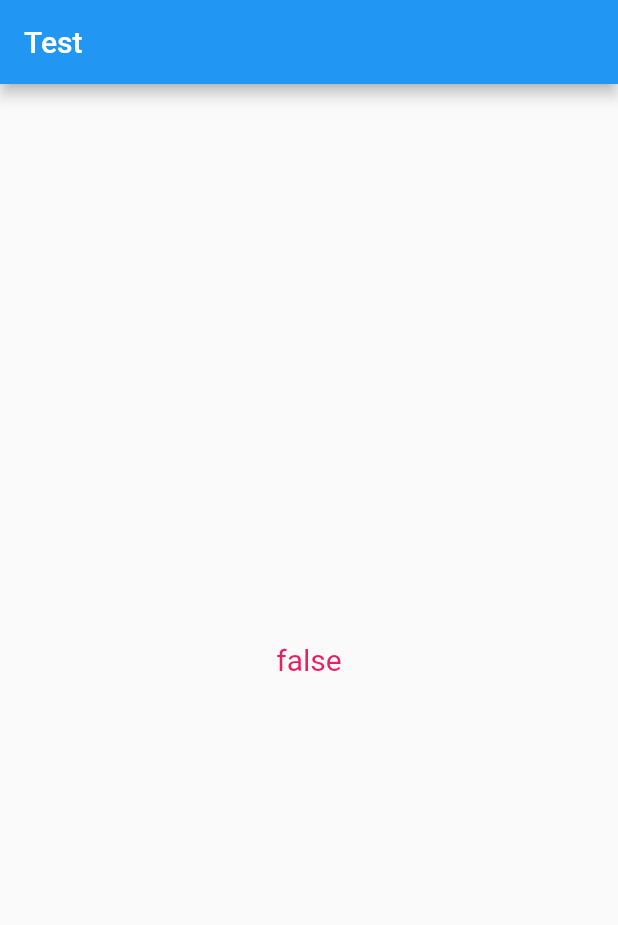
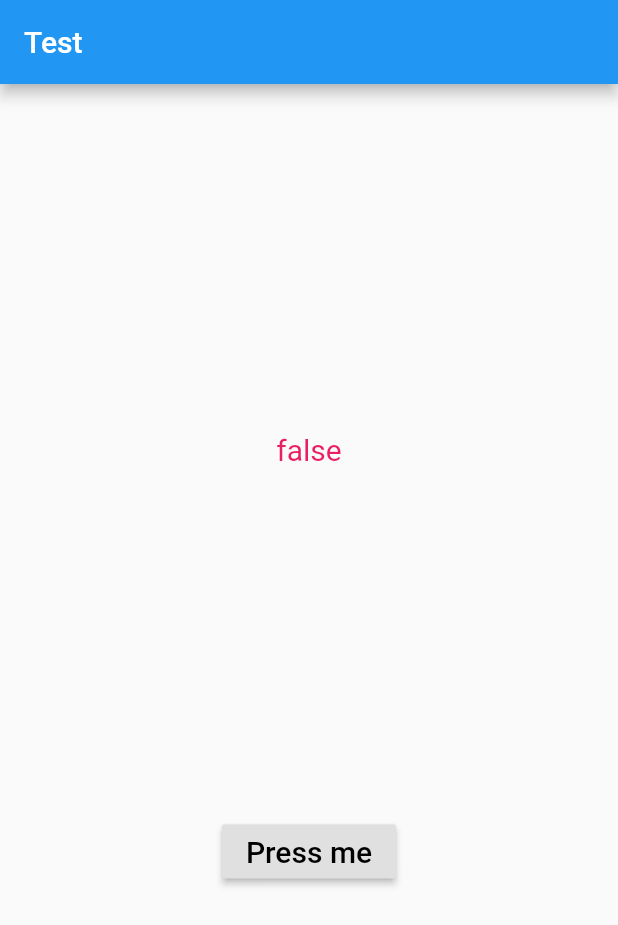
Before and after one commit to ElPasarelo/adaptive_codabee, a Flutter app: the screen it shows after launch, on a phone screen of 412 x 824 dp. Shown: the top 925 px of the screen. Run offline on Flutter 3.47's test engine with Material 2 defaults, Android fonts, the phone set to English and light mode, and no system bars.

```diff
--- a/example/lib/main.dart
+++ b/example/lib/main.dart
@@ -1,3 +1,4 @@
+import 'package:flutter/cupertino.dart';
 import 'package:flutter/material.dart';
 import 'package:adaptive_codabee/adaptivecodabee.dart';
 
@@ -34,6 +35,19 @@ class _MyHomePageState extends State<MyHomePage> {
   Widget build(BuildContext context) {
     return Adaptive.scaffold(
         string: "Test",
-        body: Center(child: Adaptive.text(string: "${Adaptive.isIOS()}", color: Colors.pink)));
+        body: Center(child: Column(
+          mainAxisAlignment: MainAxisAlignment.spaceEvenly,
+          children: <Widget>[
+            Adaptive.text(string: "${Adaptive.isIOS()}", color: Colors.pink),
+            RaisedButton(
+              child: Adaptive.text(string: "Press me"),
+              onPressed: () {
+                Adaptive.alert(context: context);
+              },
+            )
+          ],
+        )
+        )
+    );
   }
 }
```
Also changed, not shown: lib/adaptivecodabee.dart (+43 -0 lines).
